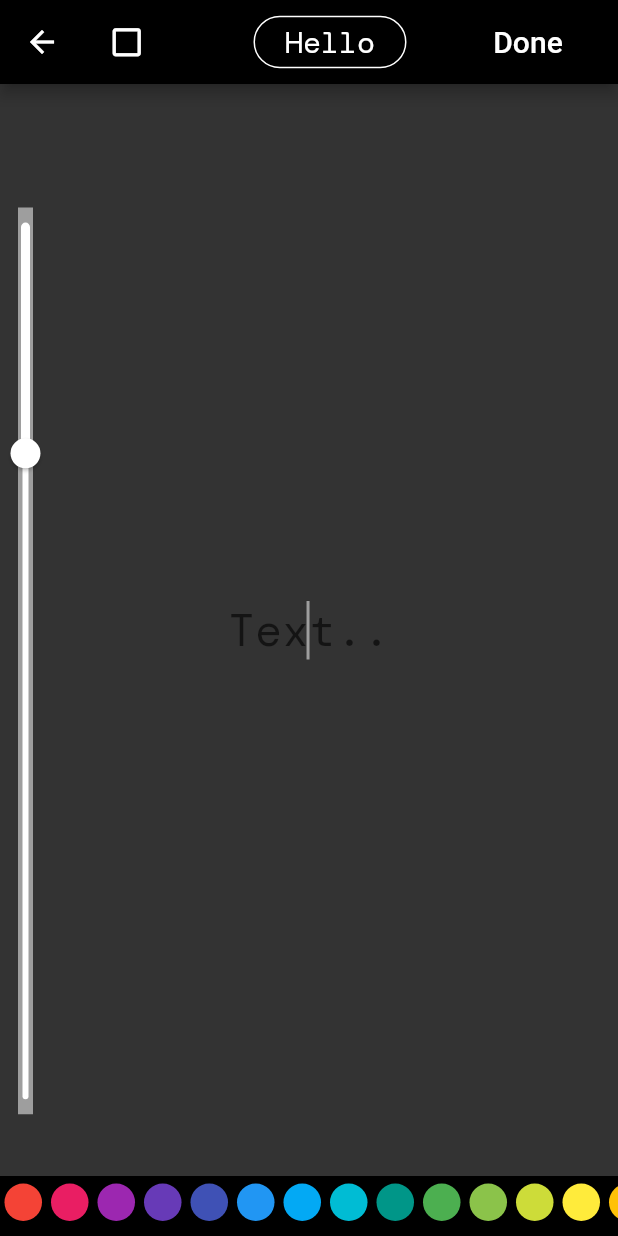
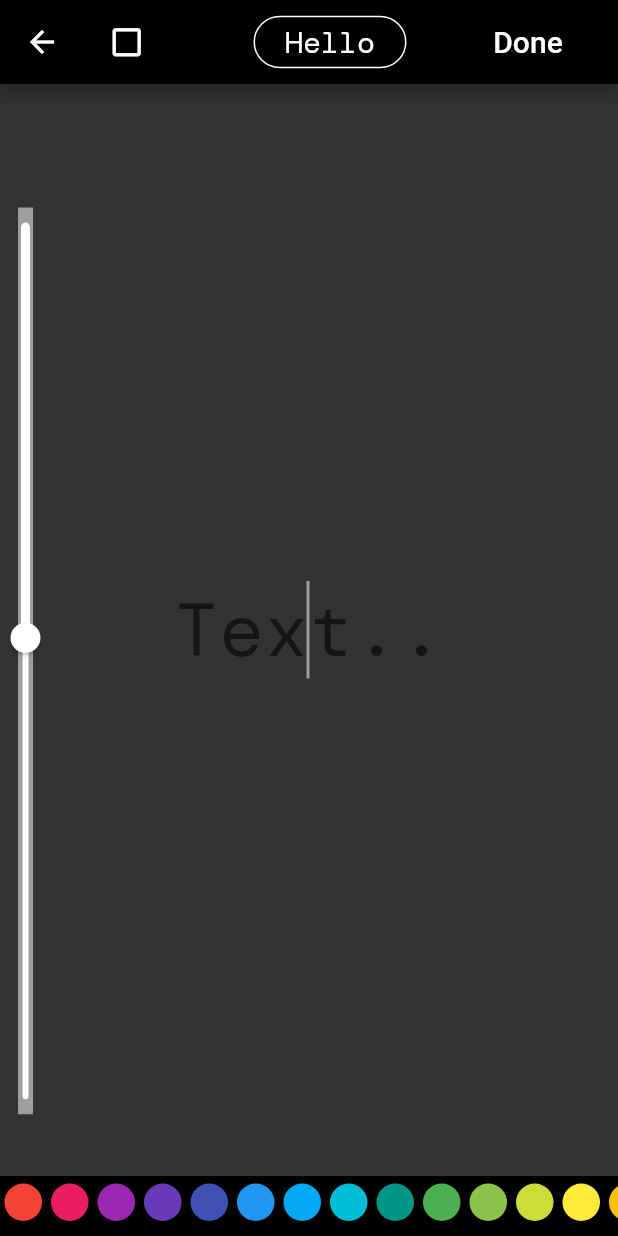
Before and after one commit to UnHired-Coder/WritoGram01, a Flutter app: the CreateTextStory screen opened directly, after a tap on "Done", on a phone screen of 412 x 824 dp. Run offline on Flutter 3.47's test engine with Material 2 defaults, Android fonts, the phone set to English and light mode, and no system bars; our stand-ins replace vibration; missing offline and left inert: matrix_gesture_detector.

```diff
--- a/lib/StoryWidgets/CreateTextWidget.dart
+++ b/lib/StoryWidgets/CreateTextWidget.dart
@@ -1,4 +1,3 @@
-
 import 'package:flutter/cupertino.dart';
 import 'package:flutter/material.dart';
 import 'package:writogram/Modals/TextCompleteData.dart';
@@ -9,7 +8,8 @@ class CreateTextStory extends StatefulWidget {
   final Function doneCallback;
   final Function stackSwitchCallback;
   final int index;
-  CreateTextStory({this.doneCallback,this.stackSwitchCallback,this.index});
+
+  CreateTextStory({this.doneCallback, this.stackSwitchCallback, this.index});
 
   @override
   _CreateTextStoryState createState() => _CreateTextStoryState();
@@ -34,10 +34,10 @@ class _CreateTextStoryState extends State<CreateTextStory> {
     fillBoxIcon = Icons.check_box_outline_blank;
     textStyle = TextStyle(color: Colors.white, fontFamily: "DM_Mono");
     color = Colors.white;
-    size = 30;
+    size = 50;
     boxColor = Colors.transparent;
     fillBox = false;
-    valueHolder = 30;
+    valueHolder = 50;
     sliderVisible = true;
     controller = new TextEditingController();
   }
@@ -196,15 +196,28 @@ class _CreateTextStoryState extends State<CreateTextStory> {
   }
 
   void doneCallback() {
+    if (controller.text.toString().trim().isEmpty) {
+      widget.stackSwitchCallback();
+      return;
+    }
 
-    if(controller.text.toString().trim().isEmpty)
-      {
-        widget.stackSwitchCallback();
-        return;
-      }
+    //TODO:: Remove this later.
+    if (widget.index > 2) {
+      widget.stackSwitchCallback();
+      return;
+    }
 
-    TextStyle t = new TextStyle(color: color,fontFamily: textStyle.fontFamily,fontSize: size,fontStyle: FontStyle.italic,backgroundColor: boxColor);
-    TextCompleteData completeData = new TextCompleteData(text: controller.text.toString(),textStyle: t,position: Matrix4.identity()+Matrix4.identity(),index: widget.index);
+    TextStyle t = new TextStyle(
+        color: color,
+        fontFamily: textStyle.fontFamily,
+        fontSize: size,
+        fontStyle: FontStyle.italic,
+        backgroundColor: boxColor);
+    TextCompleteData completeData = new TextCompleteData(
+        text: controller.text.toString(),
+        textStyle: t,
+        position: Matrix4.identity(),
+        index: widget.index);
     print("Complete Data Created");
     widget.doneCallback(completeData);
   }
```
Also changed, not shown: lib/StoryWidgets/StoryClass.dart (+11 -9 lines), lib/StoryWidgets/StoryPaintWidget.dart (+11 -1 lines), lib/StoryWidgets/StoryWidgetHandeler.dart (+57 -14 lines).
